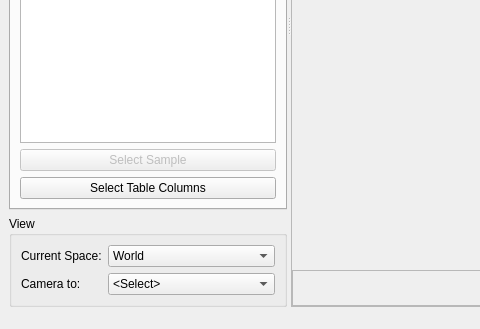
First picture: the form in braviz/interaction/qt_guis/subject_overview.ui, repository diego0020/braviz-app, before the edit; both pictures show x 0 to 480 and y 286 to 615 of the 855 by 615 pixel window.
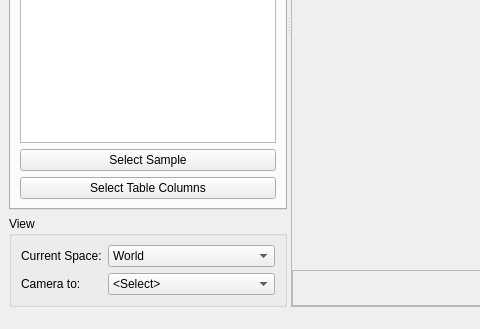
Second picture: the form after the edit. Icons and pictures are not drawn.

Diff of the .ui file:
```diff
--- a/braviz/interaction/qt_guis/subject_overview.ui
+++ b/braviz/interaction/qt_guis/subject_overview.ui
@@ -102,7 +102,7 @@
             <item>
              <widget class="QPushButton" name="pushButton">
               <property name="enabled">
-               <bool>false</bool>
+               <bool>true</bool>
               </property>
               <property name="text">
                <string>Select Sample</string>
```
Left out of the diff: 2 changed lines with no effect on the pictures.
